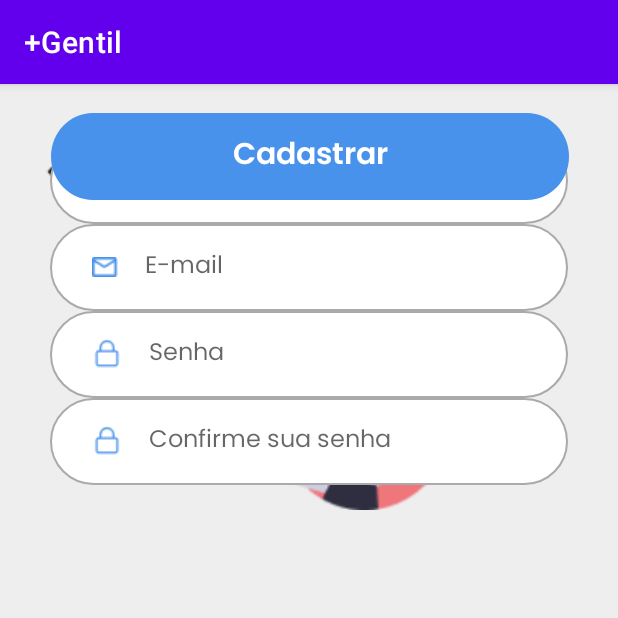
After one commit to deborahohanne/MaisGentil, an Android app: the RegisterVoluntaryFragment screen opened through its navigation route, on a phone screen of 412 x 824 dp, the top half of it. The commit adds this screen. Run offline under Robolectric (Android 15) with nearby library versions, the phone set to English and light mode, and no system bars; our stand-ins replace Dagger/Hilt's generated code, Firebase (no records; nobody signed in at launch, a user with empty details on screens opened directly), data binding.

Commit message:
FIX: ajustes

```diff
--- a/app/src/main/java/br/iesb/mobile/gentil/ui/activity/login/LoginActivity.kt
+++ b/app/src/main/java/br/iesb/mobile/gentil/ui/activity/login/LoginActivity.kt
@@ -18,7 +18,7 @@ import javax.inject.Inject
 //@WithFragmentBindings
 class LoginActivity : AppCompatActivity() {
 
-    @Inject lateinit var auth: FirebaseAuth
+//    @Inject lateinit var auth: FirebaseAuth
 
     override fun onCreate(savedInstanceState: Bundle?) {
         super.onCreate(savedInstanceState)
--- /dev/null
+++ b/app/src/main/java/br/iesb/mobile/gentil/ui/fragment/voluntary/RegisterVoluntaryFragment.kt
@@ -0,0 +1,22 @@
+package br.iesb.mobile.gentil.ui.fragment.voluntary
+
+import android.os.Bundle
+import androidx.fragment.app.Fragment
+import android.view.LayoutInflater
+import android.view.View
+import android.view.ViewGroup
+import br.iesb.mobile.gentil.R
+
+
+class RegisterVoluntaryFragment : Fragment() {
+
+
+    override fun onCreateView(
+        inflater: LayoutInflater, container: ViewGroup?,
+        savedInstanceState: Bundle?
+    ): View? {
+        // Inflate the layout for this fragment
+        return inflater.inflate(R.layout.fragment_register_voluntary, container, false)
+    }
+
+}
--- /dev/null
+++ b/app/src/main/res/layout/fragment_register_voluntary.xml
@@ -0,0 +1,163 @@
+<?xml version="1.0" encoding="utf-8"?>
+
+<layout xmlns:android="http://schemas.android.com/apk/res/android"
+    xmlns:app="http://schemas.android.com/apk/res-auto"
+    xmlns:tools="http://schemas.android.com/tools">
+
+    <data>
+        <variable
+            name="codigoFragmento"
+            type="br.iesb.mobile.gentil.ui.fragment.voluntary.RegisterVoluntaryFragment" />
+    </data>
+
+    <androidx.constraintlayout.widget.ConstraintLayout android:id="@+id/frameLayout5"
+        android:layout_width="match_parent"
+        android:layout_height="match_parent"
+        tools:context=".ui.fragment.login.LoginFragment" >
+
+        <ImageView
+            android:id="@+id/btSignupTwoTrue"
+            android:layout_width="54dp"
+            android:layout_height="47dp"
+            app:layout_constraintBottom_toBottomOf="parent"
+            app:layout_constraintEnd_toEndOf="parent"
+            app:layout_constraintHorizontal_bias="0.044"
+            app:layout_constraintStart_toStartOf="parent"
+            app:layout_constraintTop_toTopOf="parent"
+            app:layout_constraintVertical_bias="0.023"
+            app:srcCompat="@drawable/back" />
+
+        <TextView
+            android:id="@+id/tvSignUpVoluntario"
+            android:layout_width="wrap_content"
+            android:layout_height="wrap_content"
+            android:layout_marginTop="68dp"
+            android:fontFamily="@font/poppinssemibold"
+            android:text="@string/txt3login"
+            android:textColor="@color/black"
+            android:textSize="20sp"
+            app:layout_constraintEnd_toEndOf="parent"
+            app:layout_constraintStart_toStartOf="parent"
+            app:layout_constraintTop_toTopOf="parent" />
+
+        <ImageView
+            android:id="@+id/ivSignUpVoluntario"
+            android:layout_width="189dp"
+            android:layout_height="147dp"
+            android:layout_marginTop="24dp"
+            app:layout_constraintEnd_toEndOf="parent"
+            app:layout_constraintStart_toStartOf="parent"
+            app:layout_constraintTop_toBottomOf="@+id/tvSignUpVoluntario"
+            app:srcCompat="@drawable/signup_image_two" />
+
+        <EditText
+            android:id="@+id/etNomeSignUpVoluntario"
+            android:layout_width="345dp"
+            android:layout_height="58dp"
+            android:layout_marginStart="32dp"
+            android:layout_marginEnd="32dp"
+            android:background="@drawable/custom_input"
+            android:drawableStart="@drawable/user"
+            android:drawablePadding="18dp"
+            android:ems="10"
+            android:fontFamily="@font/poppinsregular"
+            android:hint="@string/txtNome"
+            android:inputType="textPersonName"
+            android:paddingStart="28dp"
+            android:paddingEnd="28dp"
+            android:textAlignment="textStart"
+            android:textSize="16sp"
+            app:layout_constraintBottom_toTopOf="@+id/etEmailSignUpVoluntario"
+            app:layout_constraintEnd_toEndOf="parent"
+            app:layout_constraintHorizontal_bias="0.493"
+            app:layout_constraintStart_toStartOf="parent"
+            app:layout_constraintTop_toBottomOf="@+id/ivSignUpVoluntario" />
+
+        <EditText
+            android:id="@+id/etEmailSignUpVoluntario"
+            android:layout_width="345dp"
+            android:layout_height="58dp"
+            android:layout_marginStart="32dp"
+            android:layout_marginEnd="32dp"
+            android:background="@drawable/custom_input"
+            android:drawableStart="@drawable/email"
+            android:drawablePadding="18dp"
+            android:ems="10"
+            android:fontFamily="@font/poppinsregular"
+            android:hint="@string/txtEmail"
+            android:inputType="textEmailAddress"
+            android:paddingStart="28dp"
+            android:paddingEnd="28dp"
+            android:textAlignment="textStart"
+            android:textSize="16sp"
+            app:layout_constraintBottom_toTopOf="@+id/etPasswordSignUpVoluntario"
+            app:layout_constraintEnd_toEndOf="parent"
+            app:layout_constraintHorizontal_bias="0.493"
+            app:layout_constraintStart_toStartOf="parent"
+            app:layout_constraintTop_toBottomOf="@+id/etNomeSignUpVoluntario" />
+
+        <EditText
+            android:id="@+id/etPasswordSignUpVoluntario"
+            android:layout_width="345dp"
+            android:layout_height="58dp"
+            android:layout_marginStart="32dp"
+            android:layout_marginEnd="32dp"
+            android:background="@drawable/custom_input"
+            android:drawableStart="@drawable/lock"
+            android:drawablePadding="18dp"
+            android:ems="10"
+            android:fontFamily="@font/poppinsregular"
+            android:hint="@string/txtSenha"
+            android:inputType="textPassword"
+            android:paddingStart="28dp"
+            android:paddingEnd="28dp"
+            android:textAlignment="textStart"
+            android:textSize="16sp"
+            app:layout_constraintBottom_toTopOf="@+id/etConfirmPasswordSignUpVoluntario"
+            app:layout_constraintEnd_toEndOf="parent"
+            app:layout_constraintHorizontal_bias="0.5"
+            app:layout_constraintStart_toStartOf="parent"
+            app:layout_constraintTop_toBottomOf="@+id/etEmailSignUpVoluntario" />
+
+        <EditText
+            android:id="@+id/etConfirmPasswordSignUpVoluntario"
+            android:layout_width="345dp"
+            android:layout_height="58dp"
+            android:layout_marginStart="32dp"
+            android:layout_marginEnd="32dp"
+            android:layout_marginBottom="10dp"
+            android:background="@drawable/custom_input"
+            android:drawableStart="@drawable/lock"
+            android:drawablePadding="18dp"
+            android:ems="10"
+            android:fontFamily="@font/poppinsregular"
+            android:hint="@string/txtConfirmaSenha"
+            android:inputType="textPassword"
+            android:paddingStart="28dp"
+            android:paddingEnd="28dp"
+            android:textAlignment="textStart"
+            android:textSize="16sp"
+            app:layout_constraintBottom_toTopOf="@+id/btSignUpVoluntario"
+            app:layout_constraintEnd_toEndOf="parent"
+            app:layout_constraintHorizontal_bias="0.5"
+            app:layout_constraintStart_toStartOf="parent"
+            app:layout_constraintTop_toBottomOf="@+id/etPasswordSignUpVoluntario" />
+
+        <TextView
+            android:id="@+id/btSignUpVoluntario"
+            android:layout_width="345dp"
+            android:layout_height="58dp"
+            android:background="@drawable/custom_bt_one"
+            android:fontFamily="@font/poppinssemibold"
+            android:gravity="center"
+            android:text="@string/txtFazerCadastro"
+            android:textAlignment="center"
+            android:textColor="@color/white"
+            android:textSize="20sp"
+            app:layout_constraintEnd_toEndOf="parent"
+            app:layout_constraintHorizontal_bias="0.515"
+            app:layout_constraintStart_toStartOf="parent"
+            tools:layout_editor_absoluteY="622dp" />
+
+    </androidx.constraintlayout.widget.ConstraintLayout>
+</layout>
--- a/app/src/main/res/navigation/login.xml
+++ b/app/src/main/res/navigation/login.xml
@@ -25,7 +25,14 @@
         android:id="@+id/registerFragment"
         android:name="br.iesb.mobile.gentil.ui.fragment.login.RegisterFragment"
         android:label="fragment_register"
-        tools:layout="@layout/fragment_register" />
+        tools:layout="@layout/fragment_register" >
+        <action
+            android:id="@+id/action_registerFragment_to_registerRepresentativeFragment"
+            app:destination="@id/registerRepresentativeFragment" />
+        <action
+            android:id="@+id/action_registerFragment_to_registerVoluntaryFragment"
+            app:destination="@id/registerVoluntaryFragment" />
+    </fragment>
     <fragment
         android:id="@+id/maisGentilFragment"
         android:name="br.iesb.mobile.gentil.ui.fragment.MaisGentilFragment"
@@ -48,4 +55,14 @@
             app:destination="@id/loginFragment" />
     </fragment>
     <include app:graph="@navigation/main" />
+    <fragment
+        android:id="@+id/registerRepresentativeFragment"
+        android:name="br.iesb.mobile.gentil.ui.fragment.representative.RegisterRepresentativeFragment"
+        android:label="fragment_register_representative"
+        tools:layout="@layout/fragment_register_representative" />
+    <fragment
+        android:id="@+id/registerVoluntaryFragment"
+        android:name="br.iesb.mobile.gentil.ui.fragment.voluntary.RegisterVoluntaryFragment"
+        android:label="fragment_register_voluntary"
+        tools:layout="@layout/fragment_register_voluntary" />
 </navigation>
```
Also changed, not shown: app/src/main/java/br/iesb/mobile/gentil/ui/fragment/login/ForgotFragment.kt (+18 -39 lines), app/src/main/java/br/iesb/mobile/gentil/ui/fragment/login/LoginFragment.kt (+55 -42 lines), app/src/main/java/br/iesb/mobile/gentil/ui/fragment/representative/RegisterRepresentativeFragment.kt (added, +21 -0 lines), app/src/main/res/layout/activity_register.xml (+8 -4 lines), app/src/main/res/layout/fragment_forgot.xml (+15 -2 lines), app/src/main/res/layout/fragment_login.xml (+3 -31 lines), app/src/main/res/layout/fragment_register_representative.xml (added, +165 -0 lines).
